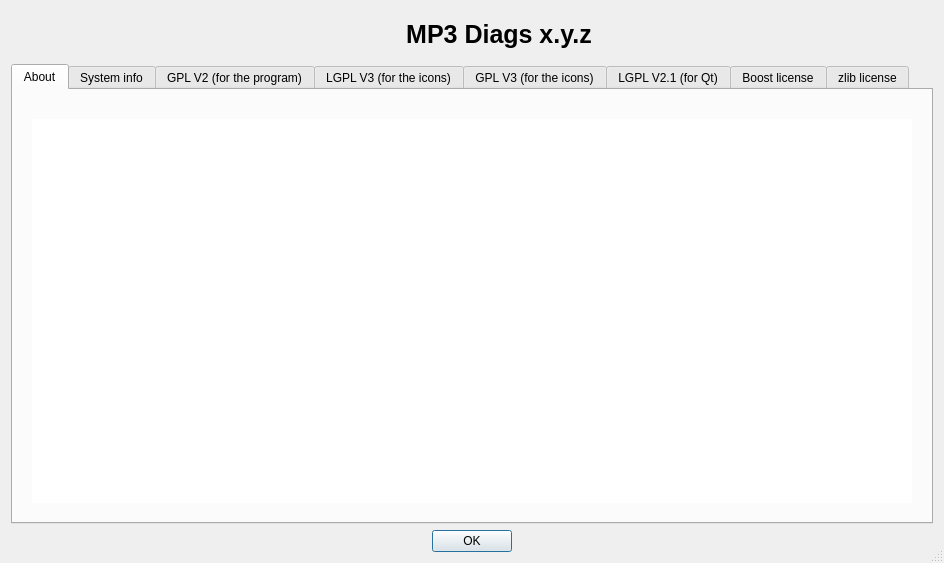
Qt form mp3diags/src/About.ui (frispete/mp3diags) before a commit.
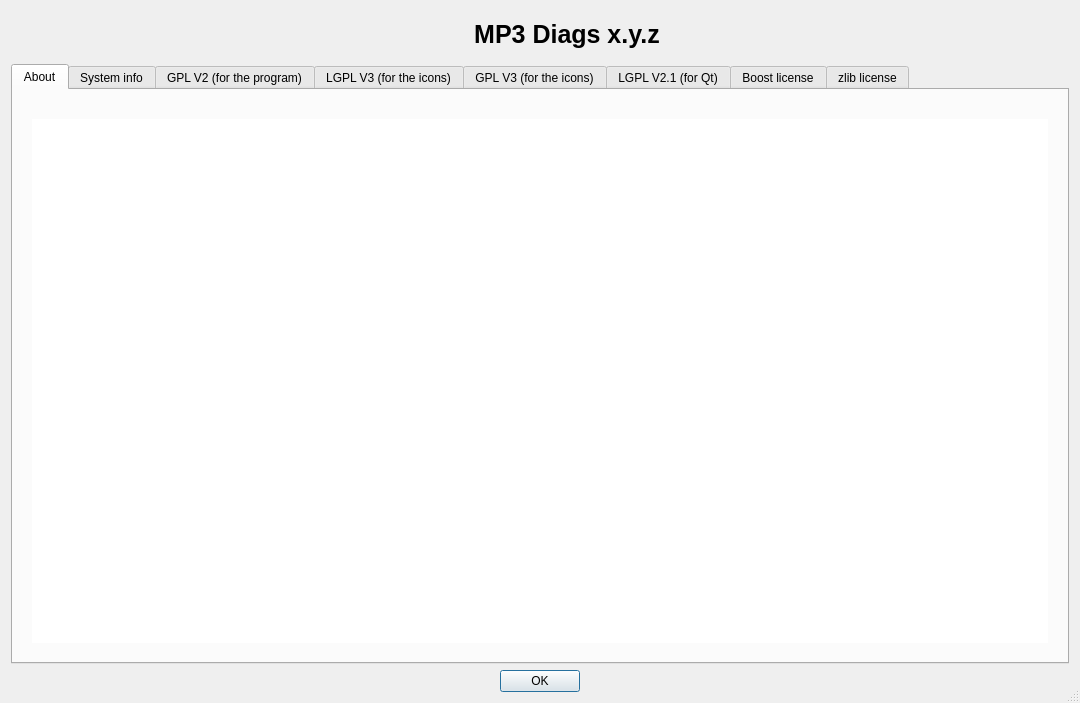
The same form after that commit. Icons and pictures are not drawn.

Patch:
```diff
--- a/mp3diags/src/About.ui
+++ b/mp3diags/src/About.ui
@@ -1,12 +1,12 @@
 <ui version="4.0" >
  <class>AboutDlg</class>
- <widget class="QDialog" name="AboutDlg" >
-  <property name="geometry" >
+ <widget class="QDialog" name="AboutDlg">
+  <property name="geometry">
    <rect>
     <x>0</x>
     <y>0</y>
-    <width>944</width>
-    <height>563</height>
+    <width>1080</width>
+    <height>703</height>
    </rect>
   </property>
   <property name="windowTitle" >
```
Left out of the diff: 150 changed lines with no effect on the pictures.
